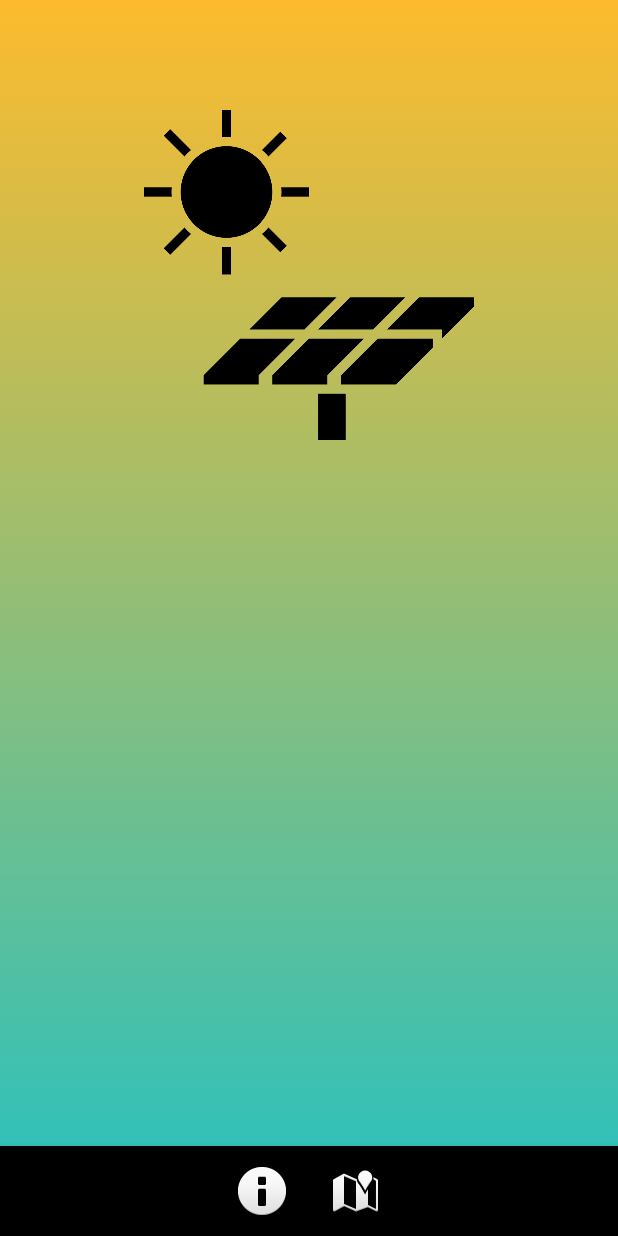
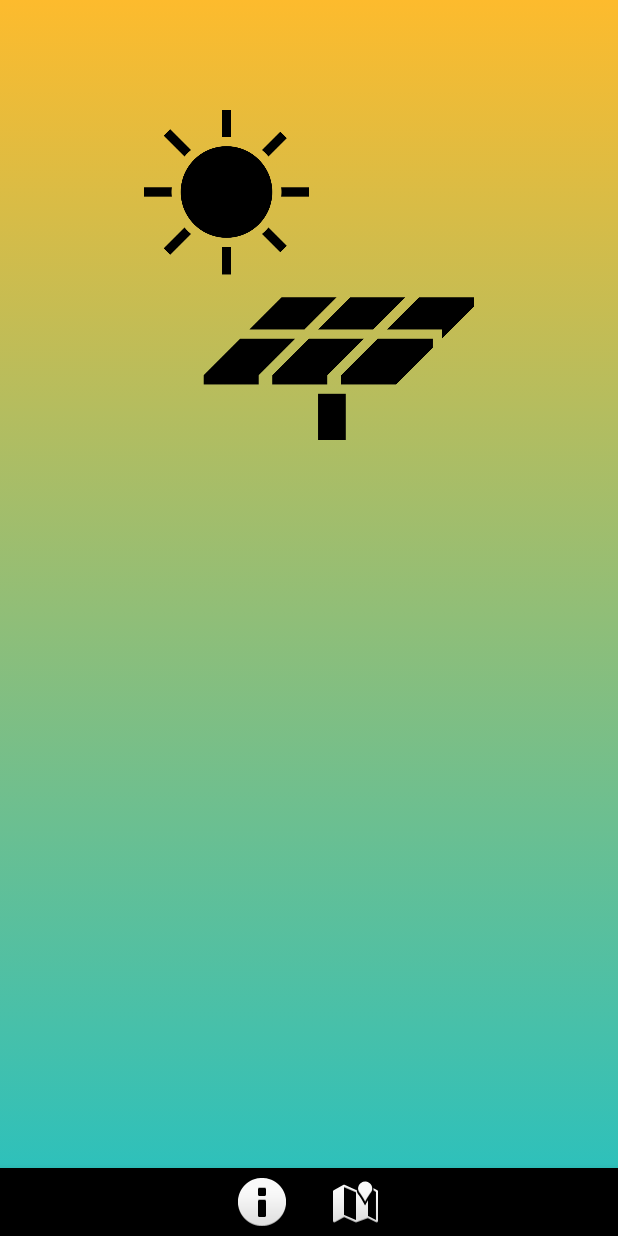
Before and after one commit to kkoni88/SolarSystem, an Android app: the layout activity_main.xml on its own in the app's theme, with its tools: preview values and no code run, on a phone screen of 412 x 824 dp. Run offline under Robolectric (Android 15) with nearby library versions, the phone set to English and light mode, and no system bars; network calls fail.

Commit message:
error handling

```diff
--- a/app/src/main/java/com/kkoni88/solarsystemapp/MainActivity.java
+++ b/app/src/main/java/com/kkoni88/solarsystemapp/MainActivity.java
@@ -123,6 +123,7 @@ public class MainActivity extends AppCompatActivity implements OnMapReadyCallbac
     @Override
     public void onMapReady(GoogleMap googleMap) {
         gmap = googleMap;
-        gmap.setMinZoomPreference(16);
+        gmap.setMinZoomPreference(11);
+        gmap.setMaxZoomPreference(16);
     }
 }
--- a/app/src/main/res/layout/activity_main.xml
+++ b/app/src/main/res/layout/activity_main.xml
@@ -27,7 +27,7 @@
         android:layout_width="wrap_content"
         android:layout_height="wrap_content"
         android:layout_marginStart="10dp"
-        android:layout_marginTop="20dp"
+        android:layout_marginTop="10dp"
         android:layout_marginEnd="10dp"
         android:text=""
         android:textColor="@color/statusTextColor"
@@ -38,9 +38,12 @@
         app:layout_constraintTop_toBottomOf="@+id/solar_pic" />
 
     <LinearLayout
-        android:layout_width="wrap_content"
-        android:layout_height="200dp"
+        android:layout_width="match_parent"
+        android:layout_height="match_parent"
         app:layout_constraintStart_toStartOf="parent"
+        android:layout_marginBottom="20dp"
+
+
 
         app:layout_constraintTop_toTopOf="@id/status">
 
@@ -48,7 +51,7 @@
             android:id="@+id/mapView"
             android:layout_width="match_parent"
             android:layout_height="match_parent"
-            android:layout_margin="50dp"
+            android:layout_marginBottom="20dp"
             android:apiKey="@string/solar_map_api_key"
             android:visibility="gone"
             app:layout_constraintStart_toStartOf="parent"
@@ -60,7 +63,7 @@
     <android.support.design.widget.BottomNavigationView
         android:id="@+id/bottomNavigationView"
         android:layout_width="match_parent"
-        android:layout_height="60dp"
+        android:layout_height="45dp"
         app:layout_constraintBottom_toBottomOf="parent"
         app:layout_constraintStart_toStartOf="parent"
         tools:layout_editor_absoluteX="8dp">
--- a/build.gradle
+++ b/build.gradle
@@ -7,7 +7,7 @@ buildscript {
 
     }
     dependencies {
-        classpath 'com.android.tools.build:gradle:3.4.2'
+        classpath 'com.android.tools.build:gradle:3.5.0'
 
         // NOTE: Do not place your application dependencies here; they belong
         // in the individual module build.gradle files
```
Also changed, not shown: app/src/main/java/com/kkoni88/solarsystemapp/queries/DailySiteEnergy.java (+10 -0 lines), gradle/wrapper/gradle-wrapper.properties.
